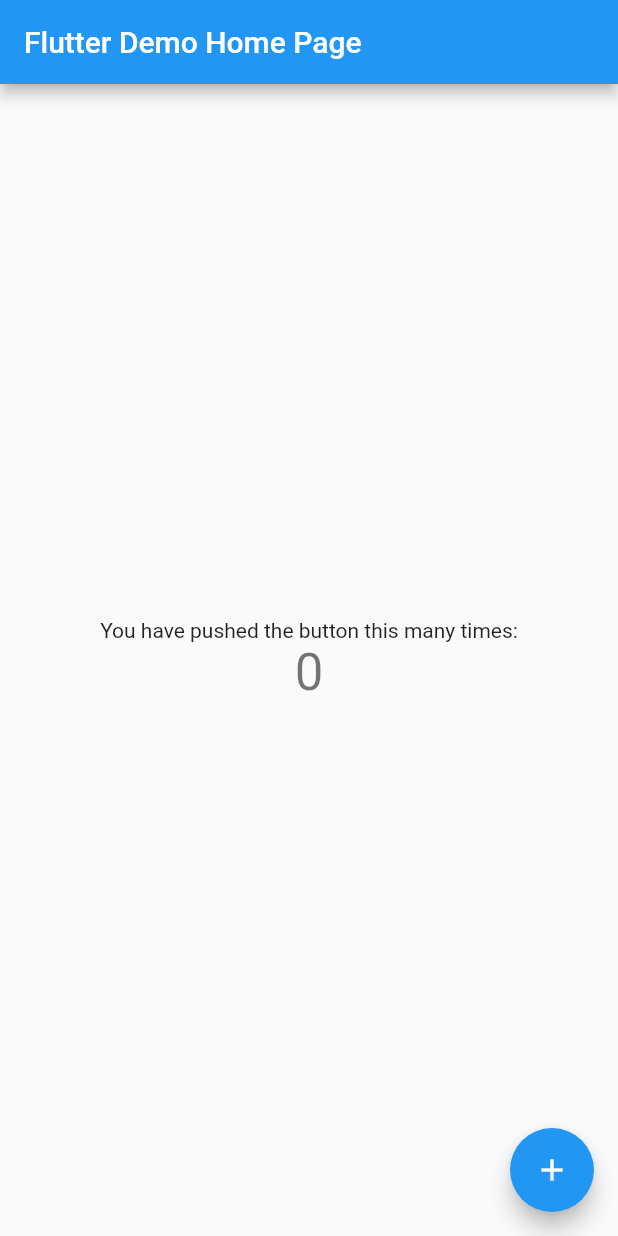
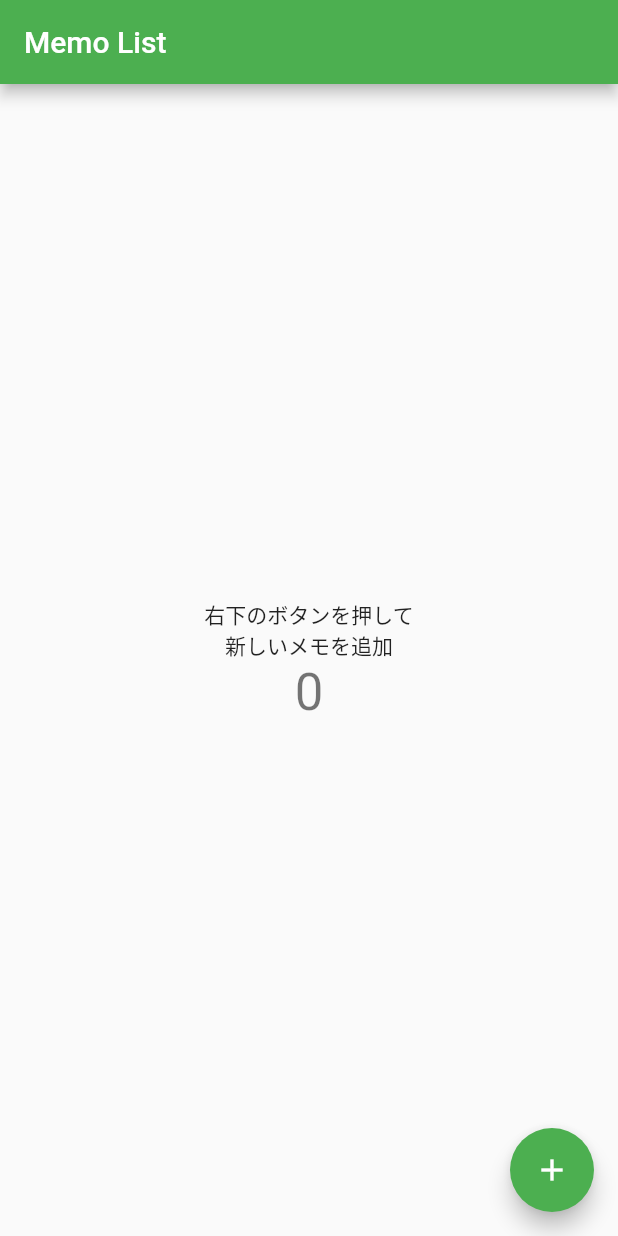
Before and after one commit to Yuma-Satake/testFlutterApp, a Flutter app: the screen it shows after launch, on a phone screen of 412 x 824 dp. Run offline on Flutter 3.47's test engine with Material 2 defaults, Android fonts, the phone set to English and light mode, and no system bars.

Commit message:
テキストの変更

```diff
--- a/testflutter/lib/main.dart
+++ b/testflutter/lib/main.dart
@@ -10,11 +10,11 @@ class MyApp extends StatelessWidget {
   @override
   Widget build(BuildContext context) {
     return MaterialApp(
-      title: 'Flutter Demo',
+      title: 'memo list',
       theme: ThemeData(
-        primarySwatch: Colors.blue,
+        primarySwatch: Colors.green,
       ),
-      home: const MyHomePage(title: 'Flutter Demo Home Page'),
+      home: const MyHomePage(title: 'Memo List'),
     );
   }
 }
@@ -48,8 +48,9 @@ class _MyHomePageState extends State<MyHomePage> {
           mainAxisAlignment: MainAxisAlignment.center,
           children: <Widget>[
             const Text(
-              'You have pushed the button this many times:',
+              '右下のボタンを押して',
             ),
+            Text('新しいメモを追加'),
             Text(
               '$_counter',
               style: Theme.of(context).textTheme.headline4,
```
